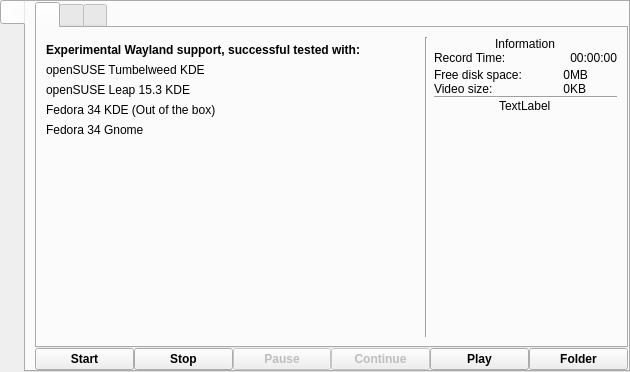
This is src/formMainWindow_wl.ui in jbinkleyj/wayland as Qt 5 draws it before an edit. The edited form follows.
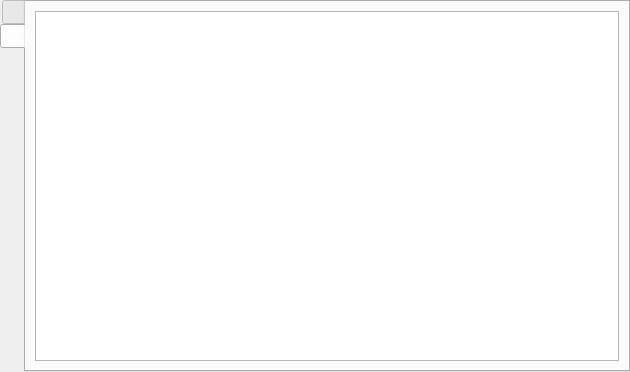
This is the edited form. The open tabs and pages were chosen to show the change. Icons and pictures are not drawn.

Patch:
```diff
--- a/src/formMainWindow_wl.ui
+++ b/src/formMainWindow_wl.ui
@@ -479,6 +479,20 @@
         </item>
        </layout>
       </widget>
+      <widget class="QWidget" name="tab_4">
+       <attribute name="icon">
+        <iconset resource="screencast.qrc">
+         <normaloff>:/pictures/log/log-sidebar.png</normaloff>:/pictures/log/log-sidebar.png</iconset>
+       </attribute>
+       <attribute name="title">
+        <string notr="true"/>
+       </attribute>
+       <layout class="QVBoxLayout" name="verticalLayout_4">
+        <item>
+         <widget class="QTextBrowser" name="textBrowserLog"/>
+        </item>
+       </layout>
+      </widget>
      </widget>
     </item>
    </layout>
```
